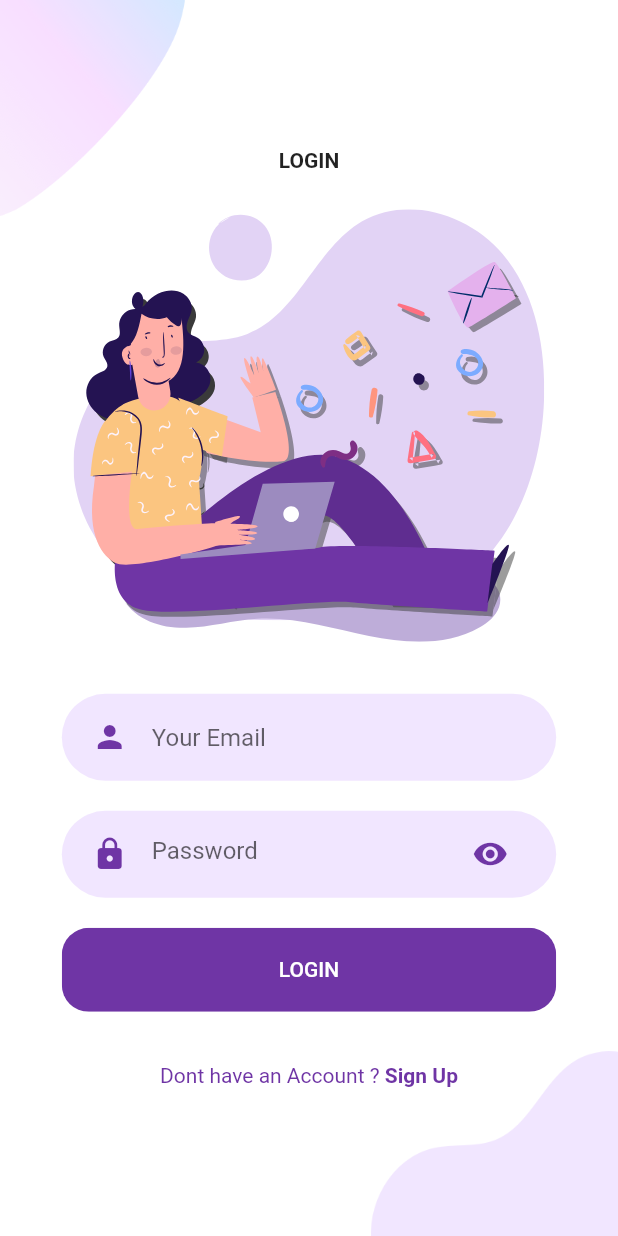
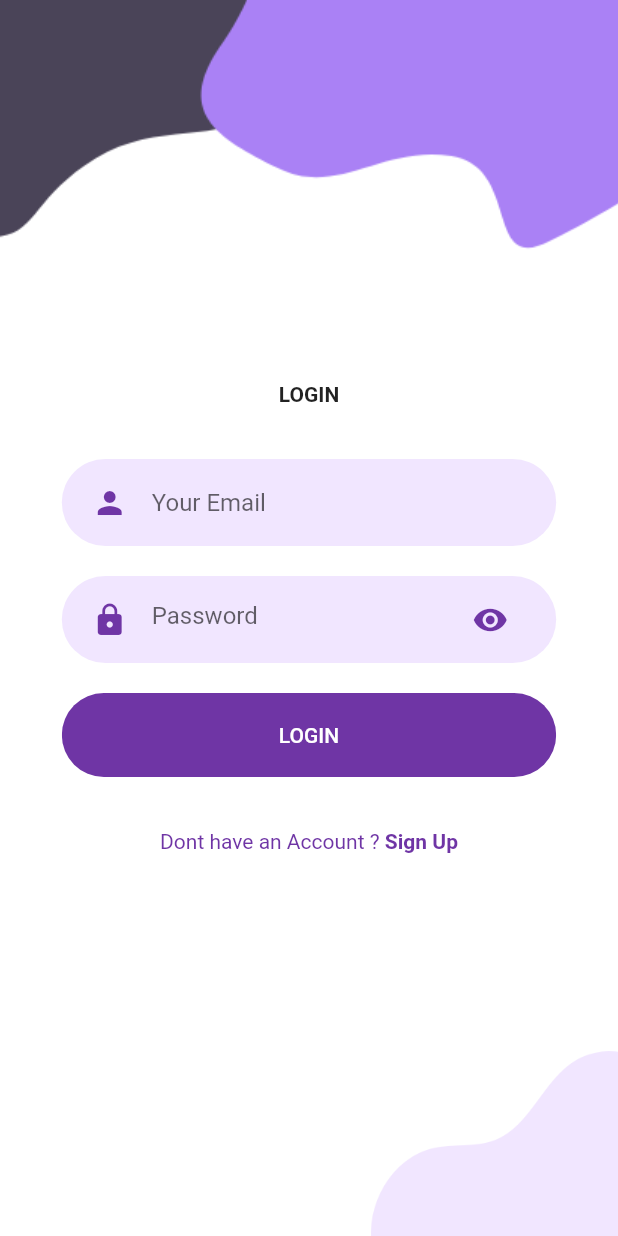
Before and after one commit to Moreno2825/App_Ecommerce_Quick2Go, a Flutter app: the screen it shows after launch, after a tap on "ENTRAR", on a phone screen of 412 x 824 dp. Run offline on Flutter 3.47's test engine with Material 2 defaults, Android fonts, the light colour scheme and no system bars; our stand-ins replace flutter_svg.

Commit message:
Adaptacion en dispositivo movil

```diff
--- a/lib/Screens/Login/components/background.dart
+++ b/lib/Screens/Login/components/background.dart
@@ -18,10 +18,8 @@ class Background extends StatelessWidget {
         children: <Widget>[
           Positioned(
             top: 0,
-            left: 0,
             child: Image.asset(
-              "assets/images/main_top.png",
-              width: size.width * 0.3,
+              "assets/images/toma2.png",
             ),
           ),
           Positioned(
--- a/lib/Screens/Login/components/body.dart
+++ b/lib/Screens/Login/components/body.dart
@@ -23,11 +23,6 @@ class Body extends StatelessWidget {
           const Text(
             "LOGIN",
             style: TextStyle(fontWeight: FontWeight.bold),
-          ),
-          SizedBox(height: size.height * 0.03),
-          SvgPicture.asset(
-            "assets/icons/login.svg",
-            height: size.height * 0.35,
           ),
           SizedBox(height: size.height * 0.03),
           RoundedinputField(
--- a/lib/Screens/Welcome/components/background.dart
+++ b/lib/Screens/Welcome/components/background.dart
@@ -17,11 +17,12 @@ class Background extends StatelessWidget {
         alignment: Alignment.bottomCenter, //para centrar el sgv
         children: <Widget>[
           Positioned(
+            // para posicionar la imagen
             top: 0,
             left: 0,
             child: Image.asset(
-              "assets/images/login_up.png",
-              width: size.width * 1,
+              "assets/images/toma1.png",
+              width: size.width * 1.07,
             ),
           ),
           Positioned(
--- a/lib/Screens/Welcome/components/body.dart
+++ b/lib/Screens/Welcome/components/body.dart
@@ -15,11 +15,19 @@ class Body extends StatelessWidget {
       child: Column(
         mainAxisAlignment: MainAxisAlignment.center,
         children: <Widget>[
+          SizedBox(height: size.height * 0.3),
           SvgPicture.asset(
             "assets/icons/quick2go.svg",
-            height: size.height * 0.25,
+            height: size.height * 0.28,
           ),
-          SizedBox(height: size.height * 0.1),
+          SizedBox(height: size.height * 0.02),
+          const Text(
+            "¡Aqui encuentras el mejor servicio!",
+            style: TextStyle(fontFamily: 'PaytoneOne'),
+          ),
+          SizedBox(
+            height: size.height * 0.05,
+          ),
           RoundedButton(
             text: "ENTRAR",
             press: () {
--- a/lib/components/rounded_button.dart
+++ b/lib/components/rounded_button.dart
@@ -22,7 +22,7 @@ class RoundedButton extends StatelessWidget {
       child: ClipRRect(
         //=> wrap Container para hacer largo el button
         borderRadius:
-            BorderRadius.circular(18), // => para hacer el borde redondo
+            BorderRadius.circular(30), // => para hacer el borde redondo
         child: TextButton(
           // => text button convertir en widget
           style: TextButton.styleFrom(
```
Also changed, not shown: pubspec.yaml (+4 -4 lines), assets/images/arribaLogin.png (added), assets/images/toma1.png (added), assets/images/toma2.png (added), fonts/PaytoneOne-Regular.ttf (added).
